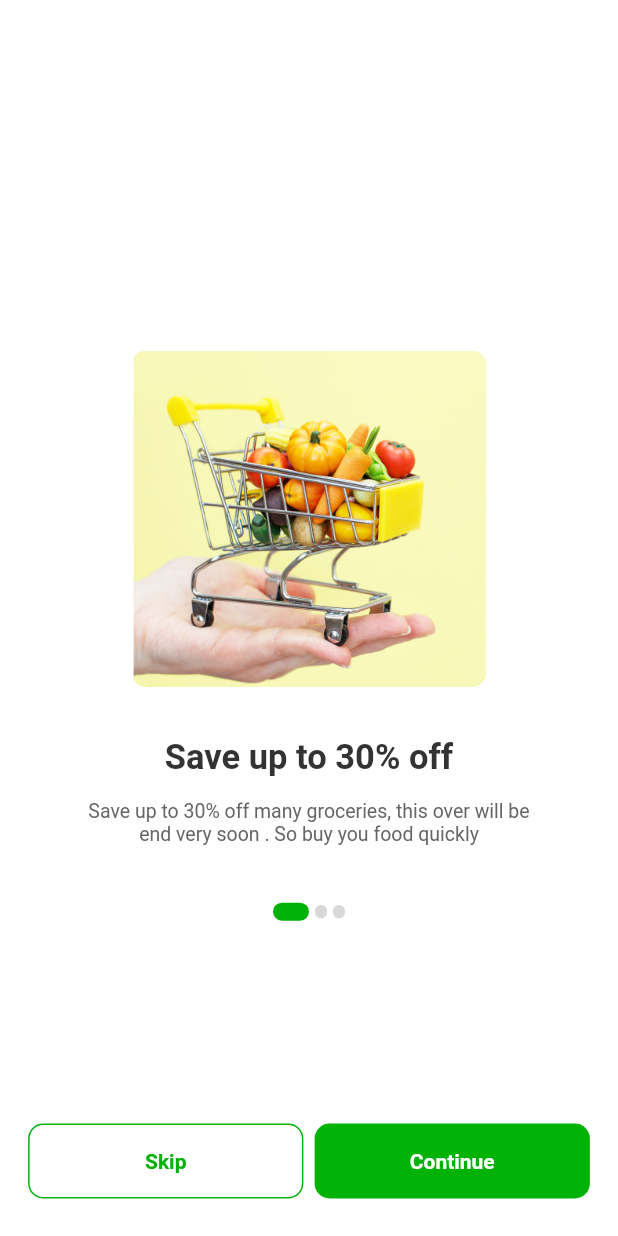
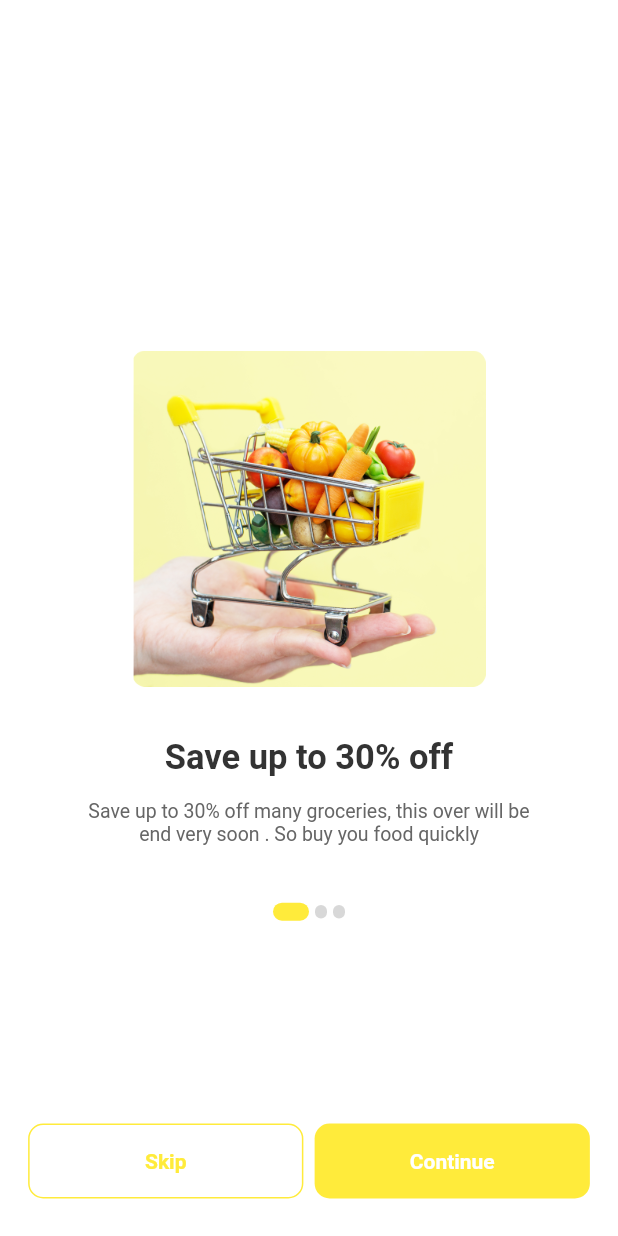
Before and after one commit to Timlex/gren_mart, a Flutter app: the screen it shows after launch, on a phone screen of 412 x 824 dp. Run offline on Flutter 3.47's test engine with Material 2 defaults, Android fonts, the phone set to English and light mode, and no system bars; our stand-ins replace badges, cached_network_image, card_swiper, connectivity, email_validator, file_picker and 16 more; missing offline and left inert: flutter_facebook_auth, flutter_stripe, flutterwave_standard, http_auth; accounts and stored records are empty; network calls fail.

Commit message:
changing the primary color and the secondry color to yellow and black

```diff
--- a/lib/view/utils/constant_colors.dart
+++ b/lib/view/utils/constant_colors.dart
@@ -1,7 +1,8 @@
 import 'package:flutter/material.dart';
 
 class ConstantColors {
-  final Color primaryColor = const Color(0xff00B106);
+  final Color primaryColor = Colors.yellow;
+  final Color secondaryColor = Colors.black;
   final Color greyThree = const Color(0xff818181);
   final Color greyFour = const Color(0xff9F9F9F);
   final Color greyFive = const Color(0xffD0D5DD);
```
